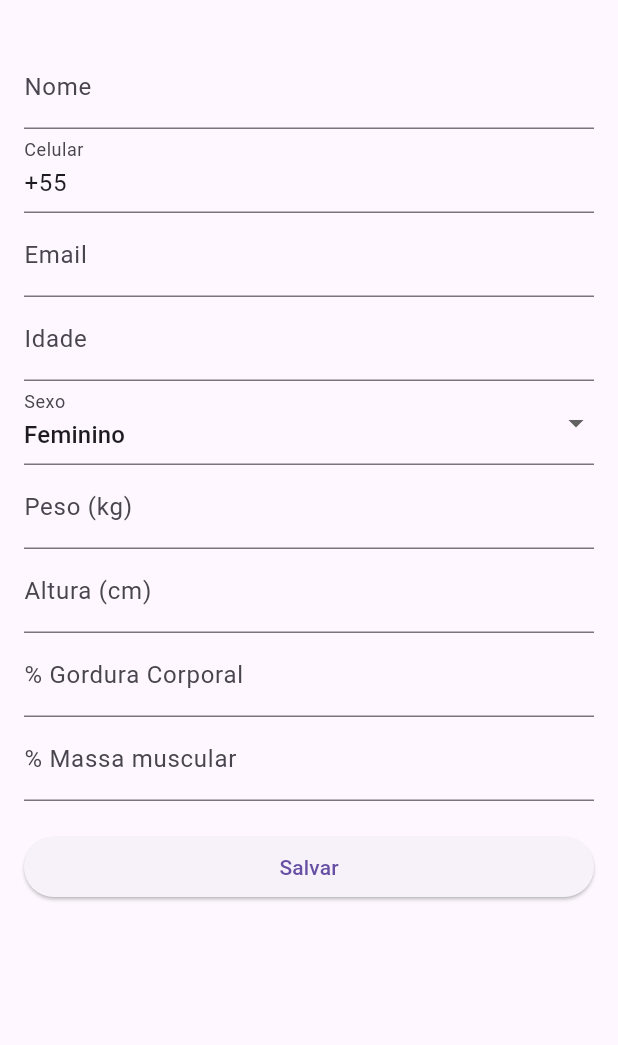
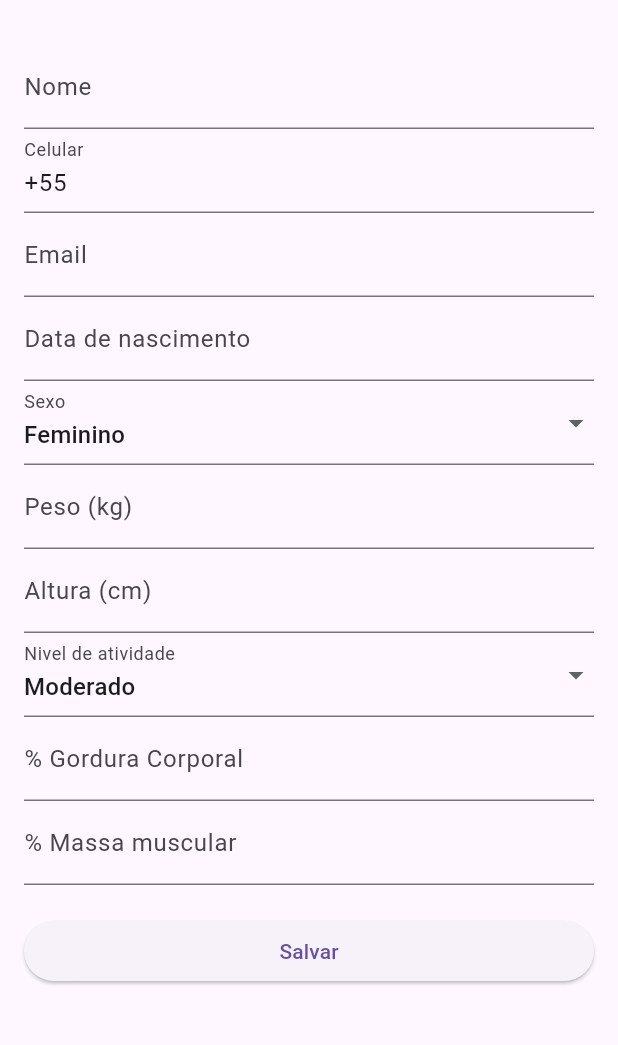
Before and after one commit to JeuVictor/Nutri, a Flutter app: the CadastroPaciente screen opened by its route, on a phone screen of 412 x 824 dp, the part 63-1108 px from its top. Run offline on Flutter 3.47's test engine with Material 3 defaults, Android fonts, the phone set to English and light mode, and no system bars; our stand-ins replace fl_chart, flutter_multi_formatter, sqflite; accounts and stored records are empty.

```diff
--- a/lib/database/db.dart
+++ b/lib/database/db.dart
@@ -1,8 +1,6 @@
-import 'package:nutri/repository/alimento_repository.dart';
 import 'package:sqflite/sqflite.dart';
 import 'package:sqflite/sqlite_api.dart';
 import 'package:path/path.dart';
-import './../repository/alimento_repository.dart';
 
 class DB {
   DB._();
@@ -25,8 +23,6 @@ class DB {
     );
   }
 
-
-
   Future<void> _onCreate(Database db, int version) async {
     print('Criando Banco de dados');
     await db.execute(_paciente);
@@ -34,6 +30,15 @@ class DB {
 
     await db.execute(_alimentos);
     print("Tabela alimentos criada com sucesso.");
+
+    await db.execute(_dieta);
+    print("Tabela de dieta criada");
+
+    await db.execute(_refeicao);
+    print("Tabela de _refeicao criada");
+
+    await db.execute(_refeicaoAlimento);
+    print("Tabela de _refeicao_Alimento criada");
   }
 
   Future<void> deletarBanco() async {
@@ -48,12 +53,14 @@ class DB {
       nome TEXT,
       celular TEXT,
       email TEXT,
-      idade INTEGER,
+      data_nasc TEXT,
       sexo TEXT,
       altura INTEGER,
       peso REAL,
       gordura REAL,
-      musculo REAL
+      musculo REAL,
+      nivel_atividade TEXT,
+      data_criacao TEXT
     );
   ''';
 
@@ -76,4 +83,48 @@ CREATE TABLE alimentos (
     fibra_alimentar_g TEXT
     );
 ''';
+
+  String get _dieta => '''
+  CREATE TABLE dieta(
+    id INTEGER PRIMARY KEY AUTOINCREMENT,
+    nome TEXT,
+    data_criacao TEXT,
+    paciente_id INTEGER,
+    FOREIGN KEY (paciente_id) REFERENCES paciente(id)
+  );
+''';
+  String get _refeicao => '''
+CREATE TABLE refeicao(
+  id INTEGER PRIMARY KEY AUTOINCREMENT,
+  nome TEXT,
+  horario TEXT,
+  observacoes TEXT,
+  dieta_id INTEGER,
+  FOREIGN KEY (dieta_id) REFERENCES dieta(id)
+);
+''';
+  String get _refeicaoAlimento => '''
+CREATE TABLE refeicao_alimento(
+  id INTEGER PRIMARY KEY AUTOINCREMENT,
+  refeicao_id INTEGER,
+  alimento_id INTEGER,
+    nome TEXT,
+    quantidade REAL,
+    kcal REAL,
+    prot REAL,
+    lip REAL,
+    glic REAL,
+    cal REAL,
+    ferro REAL,
+    vit_a REAL,
+    vit_c REAL,
+    tiamina REAL,
+    ribo REAL,
+    niacina REAL,
+    sodio REAL,
+    fibras REAL,
+    FOREIGN KEY (refeicao_id) REFERENCES refeicao(id),
+    FOREIGN KEY (alimento_id) REFERENCES alimentos(id)
+);
+''';
 }
--- a/lib/models/pacientesModels.dart
+++ b/lib/models/pacientesModels.dart
@@ -4,24 +4,41 @@ class Pacientesmodels {
   String celular;
   String email;
   String sexo;
-  int idade;
+  String dataNasc;
   int altura;
   double peso;
   double gordura;
   double musculo;
+  String nivelAtividade;
+  String dataCriacao;
 
   Pacientesmodels({
     this.id,
     required this.nome,
     required this.celular,
     required this.email,
-    required this.idade,
+    required this.dataNasc,
     required this.sexo,
     required this.altura,
     required this.peso,
     required this.gordura,
     required this.musculo,
+    required this.dataCriacao,
+    required this.nivelAtividade,
   });
+
+  int get idade {
+    final nascimento = DateTime.tryParse(dataNasc);
+    if (nascimento == null) return 0;
+    final hoje = DateTime.now();
+
+    int idadeCalculada = hoje.year - nascimento.year;
+    if (hoje.month < nascimento.month ||
+        (hoje.month == nascimento.month && hoje.day < nascimento.day)) {
+      idadeCalculada--;
+    }
+    return idadeCalculada;
+  }
 
   Map<String, dynamic> toMap() {
     return {
@@ -29,12 +46,14 @@ class Pacientesmodels {
       'nome': nome,
       'celular': celular,
       'email': email,
-      'idade': idade,
+      'data_nasc': dataNasc,
       'sexo': sexo,
       'altura': altura,
       'peso': peso,
       'gordura': gordura,
       'musculo': musculo,
+      'nivel_atividade': nivelAtividade,
+      'data_criacao': dataCriacao,
     };
   }
 
@@ -44,17 +63,19 @@ class Pacientesmodels {
       nome: map['nome'],
       celular: map['celular'],
       email: map['email'],
-      idade: map['idade'],
+      dataNasc: map['data_nasc'],
       sexo: map['sexo'],
       altura: map['altura'],
       peso: map['peso'],
       gordura: map['gordura'],
       musculo: map['musculo'],
+      dataCriacao: map['data_criacao'],
+      nivelAtividade: map['nivel_atividade'],
     );
   }
 
   @override
   String toString() {
-    return 'Pacientesmodels(id: $id, nome: $nome, celular: $celular, email: $email, idade: $idade, sexo: $sexo, altura: $altura, peso: $peso, gordura: $gordura, musculo: $musculo)';
+    return 'Pacientesmodels(id: $id, nome: $nome, celular: $celular, email: $email, dataNasc: $dataNasc, sexo: $sexo, altura: $altura, peso: $peso, gordura: $gordura, musculo: $musculo, nivelAtividade: $nivelAtividade, dataCriacao: $dataCriacao )';
   }
 }
--- a/lib/pages/cadastro_paciente.dart
+++ b/lib/pages/cadastro_paciente.dart
@@ -22,12 +22,14 @@ class _CadastroPacienteState extends State<CadastroPaciente> {
   final nomeController = TextEditingController();
   final celularController = TextEditingController(text: '+55');
   final emailController = TextEditingController();
-  final idadeController = TextEditingController();
   String sexoController = 'Feminino';
   final alturaController = TextEditingController();
   final pesoController = TextEditingController();
   final gorduraController = TextEditingController();
   final musculoController = TextEditingController();
+  String nivelAtividade = 'Moderado';
+  DateTime? dataAlteracao;
+  DateTime? dataNascSelecionada;
 
   @override
   void initState() {
@@ -38,19 +40,88 @@ class _CadastroPacienteState extends State<CadastroPaciente> {
       nomeController.text = paciente.nome;
       celularController.text = paciente.celular;
       emailController.text = paciente.email;
-      idadeController.text = paciente.idade.toString();
+      dataNascSelecionada = DateTime.tryParse(paciente.dataNasc);
       sexoController = paciente.sexo;
       alturaController.text = paciente.altura.toString();
       pesoController.text = paciente.peso.toString();
       gorduraController.text = paciente.gordura.toString();
       musculoController.text = paciente.musculo.toString();
+      nivelAtividade = paciente.nivelAtividade;
+      dataAlteracao = DateTime.tryParse(paciente.dataCriacao);
     }
+  }
+
+  Widget selecionarNascimento() {
+    return GestureDetector(
+      onTap: () async {
+        final hoje = DateTime.now();
+        final dataSelecionada = await showDatePicker(
+          context: context,
+          locale: const Locale('pt', 'BR'),
+          initialDate: dataNascSelecionada ?? DateTime(2000, 1, 1),
+          firstDate: DateTime(1900),
+          lastDate: hoje,
+        );
+        if (dataSelecionada != null) {
+          setState(() {
+            dataNascSelecionada = dataSelecionada;
+          });
+          _atualizarGordura();
+        }
+      },
+      child: AbsorbPointer(
+        child: TextFormField(
+          decoration: const InputDecoration(
+            labelText: 'Data de nascimento',
+            hintText: 'Seleciona a data',
+          ),
+          validator: (value) {
+            if (dataNascSelecionada == null) {
+              return 'informe a data de nascimento';
+            }
+            return null;
+          },
+          controller: TextEditingController(
+            text: dataNascSelecionada == null
+                ? ''
+                : '${dataNascSelecionada!.day.toString().padLeft(2, '0')}/'
+                      '${dataNascSelecionada!.month.toString().padLeft(2, '0')}/'
+                      '${dataNascSelecionada!.year}',
+          ),
+        ),
+      ),
+    );
+  }
+
+  Widget buttonAtividade() {
+    return DropdownButtonFormField(
+      value: nivelAtividade,
+      decoration: const InputDecoration(labelText: 'Nivel de atividade'),
+      items: [
+        'Sedentário',
+        'Leve',
+        'Moderado',
+        'Ativo',
+        'Extremamente ativo',
+      ].map((a) => DropdownMenuItem(value: a, child: Text(a))).toList(),
+      onChanged: (value) {
+        if (value != null) {
+          setState(() => nivelAtividade = value);
+        }
+      },
+    );
   }
 
   void _atualizarGordura() {
     final peso = double.tryParse(pesoController.text.replaceAll(',', '.'));
     final altura = double.tryParse(alturaController.text.replaceAll(',', '.'));
-    final idade = int.tryParse(idadeController.text);
+    final hoje = DateTime.now();
+    int idade = hoje.year - dataNascSelecionada!.year;
+    if (hoje.month < dataNascSelecionada!.month ||
+        (hoje.month == dataNascSelecionada!.month &&
+            hoje.day < dataNascSelecionada!.day)) {
+      idade--;
+    }
     if (peso != null && altura != null && idade != null) {
       final gordura = controller.calcularGorduraCorporal(
         peso: peso,
@@ -67,7 +138,6 @@ class _CadastroPacienteState extends State<CadastroPaciente> {
     nomeController.dispose();
     celularController.dispose();
     emailController.dispose();
-    idadeController.dispose();
     alturaController.dispose();
     pesoController.dispose();
     gorduraController.dispose();
@@ -79,9 +149,18 @@ class _CadastroPacienteState extends State<CadastroPaciente> {
   Widget build(BuildContext context) {
     final isEdicao = widget.paciente != null;
 
+    if (isEdicao) {
+      final dia = DateTime.parse(widget.paciente!.dataCriacao);
+      dataAlteracao = dia;
+    } else {
+      dataAlteracao = DateTime.now();
+    }
+
     return Scaffold(
       appBar: CustomAppBar(
-        title: (isEdicao ? 'Editar paciente' : 'Cadastro de paciente'),
+        title: (isEdicao
+            ? 'Editar paciente: ${nomeController.text} '
+            : 'Cadastro de paciente'),
       ),
       drawer: CustomDrawer(),
       body: Padding(
@@ -126,22 +205,7 @@ class _CadastroPacienteState extends State<CadastroPaciente> {
                   return null;
                 },
               ),
-              TextFormField(
-                controller: idadeController,
-                decoration: const InputDecoration(labelText: 'Idade'),
-                keyboardType: TextInputType.number,
-                onChanged: (_) => _atualizarGordura(),
-                validator: (value) {
-                  if (value == null || value.isEmpty) {
-                    return 'Informe a idade';
-                  }
-                  final idade = double.tryParse(value);
-                  if (idade == null || idade <= 0) {
-                    return 'Idade inválida';
-                  }
-                  return null;
-                },
-              ),
+              selecionarNascimento(),
               DropdownButtonFormField(
                 value: sexoController,
                 decoration: const InputDecoration(labelText: 'Sexo'),
@@ -191,6 +255,7 @@ class _CadastroPacienteState extends State<CadastroPaciente> {
                   return null;
                 },
               ),
+              buttonAtividade(),
               TextFormField(
                 controller: gorduraController,
                 decoration: const InputDecoration(
@@ -229,7 +294,7 @@ class _CadastroPacienteState extends State<CadastroPaciente> {
                         nome: nomeController.text,
                         celular: celularController.text,
                         email: emailController.text,
-                        idade: int.parse(idadeController.text),
+                        dataNasc: dataNascSelecionada!.toIso8601String(),
                         sexo: sexoController,
                         altura: int.parse(alturaController.text),
                         peso: double.parse(
@@ -245,6 +310,8 @@ class _CadastroPacienteState extends State<CadastroPaciente> {
                               musculoController.text.replaceAll(',', '.'),
                             ) ??
                             0.0,
+                        dataCriacao: dataAlteracao!.toIso8601String(),
+                        nivelAtividade: nivelAtividade,
                       );
 
                       if (isEdicao) {
@@ -269,13 +336,14 @@ class _CadastroPacienteState extends State<CadastroPaciente> {
                       nomeController.clear();
                       celularController.text = '+55';
                       emailController.clear();
-                      idadeController.clear();
+                      dataNascSelecionada = DateTime(2000, 1, 1);
                       alturaController.clear();
                       pesoController.clear();
                       gorduraController.clear();
                       musculoController.clear();
                       setState(() {
                         sexoController = 'Feminino';
+                        nivelAtividade = 'Moderado';
                       });
                     } catch (e) {
                       print('Erro ao salvar paciente: $e');
--- a/lib/pages/paciente_detalhes.dart
+++ b/lib/pages/paciente_detalhes.dart
@@ -17,7 +17,7 @@ class PacienteDetalhes extends StatefulWidget {
 }
 
 class _PacientesDetalhesState extends State<PacienteDetalhes> {
-  String nivelAtividade = 'Sedentário';
+  late String nivelAtividade = widget.paciente.nivelAtividade;
 
   final Map<String, double> fatoresAtividade = {
     'Sedentário': 1.2,
--- a/lib/repository/alimento_repository.dart
+++ b/lib/repository/alimento_repository.dart
@@ -1,11 +1,7 @@
-import 'dart:math';
-
 import 'package:sqflite/sqflite.dart';
 import './../database/db.dart';
 import './../database/composicao_alimentos.dart';
-import 'dart:io';
 import '../models/alimento_models.dart';
-import 'package:path/path.dart';
 
 class AlimentoRepository {
   late final Future<Database> _db = DB.instance.database;
--- a/pubspec.yaml
+++ b/pubspec.yaml
@@ -37,6 +37,7 @@ dependencies:
   flutter_multi_formatter: ^2.13.7
   sqflite: ^2.4.2
   fl_chart: ^1.0.0
+  flutter_localization: ^0.3.2
 
 dev_dependencies:
   flutter_test:
```
Also changed, not shown: lib/main.dart (+8 -0 lines), lib/models/dieta_models.dart (added, +31 -0 lines), lib/models/refeicao_alimentos_models.dart (added, +86 -0 lines), lib/models/refeicao_models.dart (added, +33 -0 lines), lib/pages/criar_dieta.dart (+84 -5 lines), lib/pages/pacientes.dart (+6 -3 lines), lib/repository/dieta_repository.dart (added, +27 -0 lines), lib/repository/pacientes_repository.dart (+30 -11 lines), lib/repository/refeicao_alimento_repository.dart (added, +50 -0 lines), lib/repository/refeicao_repository.dart (added, +34 -0 lines), pubspec.lock.
